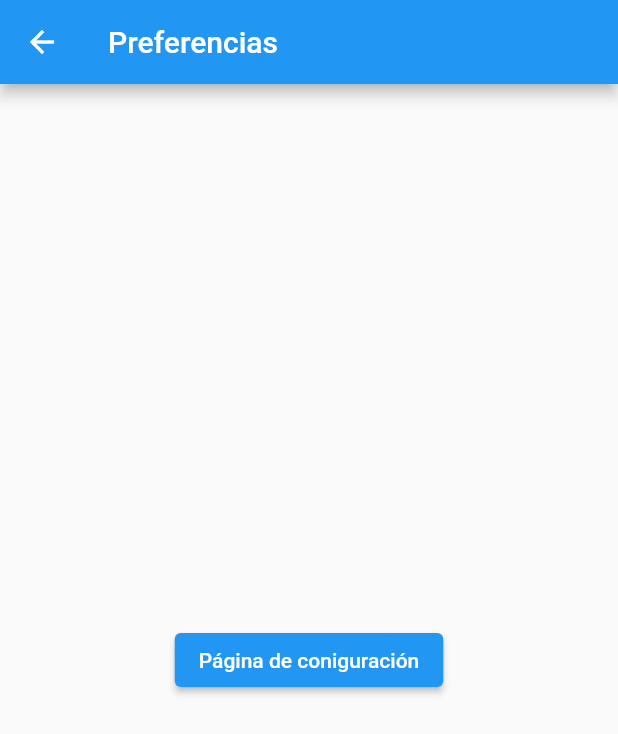
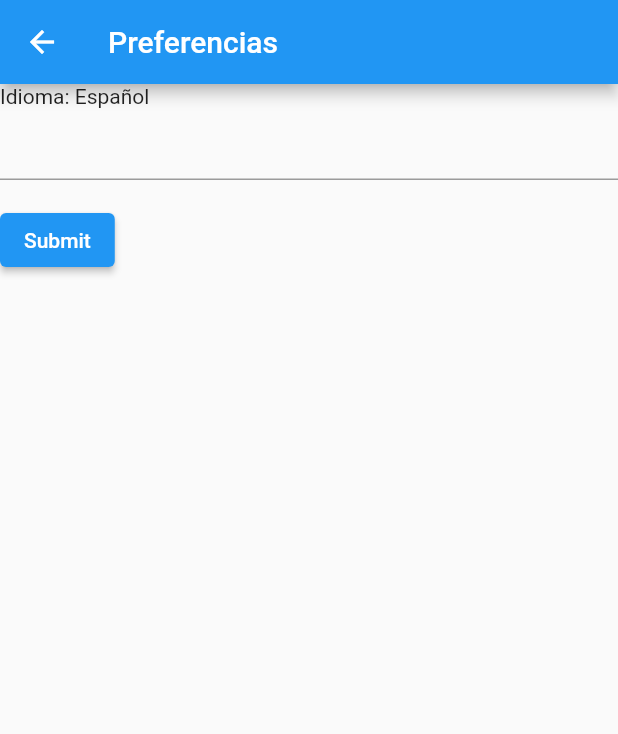
Before and after one commit to jorajipo/integracion_controles, a Flutter app: the Preferencias screen opened directly, on a phone screen of 412 x 824 dp. Shown: the top 734 px of the screen. Run offline on Flutter 3.47's test engine with Material 2 defaults, Android fonts, the phone set to English and light mode, and no system bars; our stand-ins replace shared_preferences; accounts and stored records are empty.

Commit message:
Agregué un formulario para preferencia de idioma

```diff
--- a/lib/Preferencias.dart
+++ b/lib/Preferencias.dart
@@ -1,20 +1,125 @@
 import 'package:flutter/cupertino.dart';
 import 'package:flutter/material.dart';
+import 'package:shared_preferences/shared_preferences.dart';
 
 class Preferencias extends StatelessWidget {
   @override
   Widget build(BuildContext context) {
     return Scaffold(
       appBar: AppBar (title: Text("Preferencias"),),
-      body: Center(
-        child: ElevatedButton(onPressed: () {
-          Navigator.pop(context);
-        }
-          , child: Text("Página de coniguración")
-          ,)
-      ),
+      body: FormPreferencias(),
     );
 
   }
 
 }
+
+
+class FormPreferencias extends StatefulWidget {
+  @override
+  State<StatefulWidget> createState() {
+    return FormPreferenciasState();
+  }
+
+}
+
+
+class FormPreferenciasState extends State<FormPreferencias> {
+  // Aquí se construye el ormulario para elegir preferencias
+  final _formKey = GlobalKey<FormState>();
+  TextEditingController controladorIdioma = TextEditingController();
+
+  //Instancia del archivo de preferencias
+  final _prefs = SharedPreferences.getInstance();
+
+  late Future<String> _idioma;
+  late Future<String> _moneda;
+
+
+
+  //Método para estabñecer el estado inicial
+  @override
+  void initState() {
+    //Aqui voy a cargar las preferencias existentes
+    super.initState();
+    _idioma = _prefs.then((SharedPreferences prefs) {
+      return (prefs.getString('idioma') ?? "Español");
+    });
+  }
+
+
+
+  //Método asíncrono que regresa un Future del idioma
+  Future<void> _guardarIdioma() async {
+    final SharedPreferences prefs = await _prefs;
+    final String idioma = controladorIdioma.text;
+
+    setState(() {
+      _idioma = prefs.setString("idioma", idioma).then((bool success) {
+        return idioma;
+      }
+      );
+    });
+  }
+
+
+
+  @override
+  Widget build(BuildContext context) {
+    // Build a Form widget using the _formKey created above.
+    return Form(
+      key: _formKey,
+      child: Column(
+        crossAxisAlignment: CrossAxisAlignment.start,
+        children: <Widget>[
+
+        //ME construirá un widget de Text a partir del Future<String>
+        FutureBuilder<String>(
+            future: _idioma,
+            builder: (BuildContext context, AsyncSnapshot<String> snapshot) {
+              switch (snapshot.connectionState) {
+                case ConnectionState.waiting:
+                  return const CircularProgressIndicator();
+                default:
+                  if (snapshot.hasError) {
+                    return Text('Error: ${snapshot.error}');
+                  } else {
+                    return Text(
+                      'Idioma: ${snapshot.data}',
+                    );
+                  }
+              }
+            }),
+
+          TextFormField(
+            // The validator receives the text that the user has entered.
+            validator: (value) {
+              if (value == null || value.isEmpty || value.length <= 1) {
+                return 'Escribe un texto de al menos 2 letras';
+              }
+              return null;
+            },
+            controller: controladorIdioma,
+          ),
+
+          Padding(
+            padding: const EdgeInsets.symmetric(vertical: 16.0),
+            child: ElevatedButton(
+              onPressed: () {
+                // Validate returns true if the form is valid, or false otherwise.
+                if (_formKey.currentState!.validate()) {
+                  // If the form is valid, display a snackbar. In the real world,
+                  // you'd often call a server or save the information in a database.
+                  ScaffoldMessenger.of(context)
+                      .showSnackBar(SnackBar(content: Text('Preferencia guardada')));
+                  _guardarIdioma();
+                }
+              },
+              child: Text('Submit'),
+            ),
+          ),
+        ],
+      ),
+    );
+  }
+}
--- a/pubspec.yaml
+++ b/pubspec.yaml
@@ -18,7 +18,7 @@ publish_to: 'none' # Remove this line if you wish to publish to pub.dev
 version: 1.0.0+1
 
 environment:
-  sdk: ">=2.7.0 <3.0.0"
+  sdk: ">=2.12.0"
 
 dependencies:
   flutter:
@@ -28,6 +28,7 @@ dependencies:
   # The following adds the Cupertino Icons font to your application.
   # Use with the CupertinoIcons class for iOS style icons.
   cupertino_icons: ^1.0.2
+  shared_preferences: ^2.0.6
 
 dev_dependencies:
   flutter_test:
```
Also changed, not shown: pubspec.lock.
